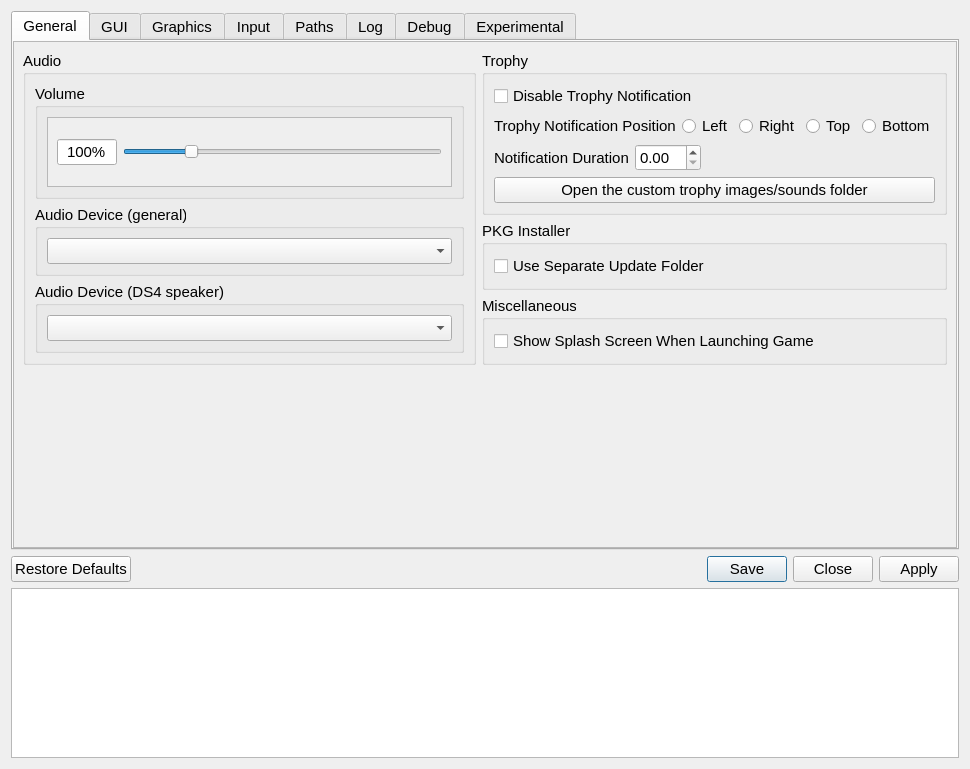
Before: the Qt Designer form src/qt_ui/settings_dialog.ui in rainmakerv3/shadLauncher4, drawn with Qt 5.
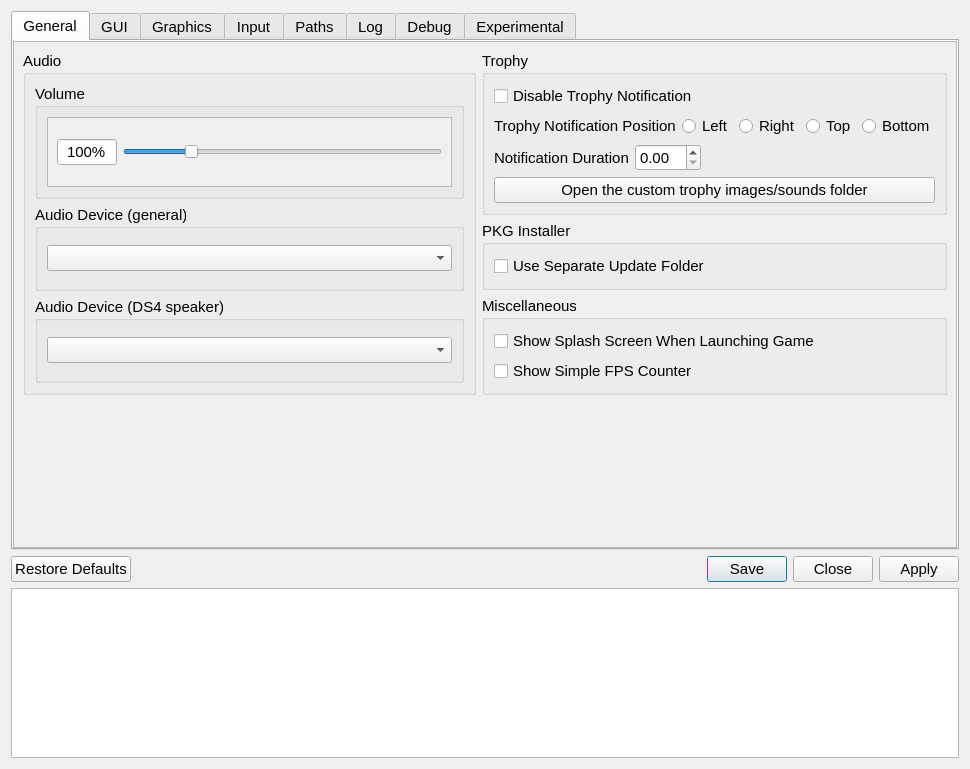
After: the same form once the commit is applied. The open tabs and pages were chosen to show the change. Icons and pictures are not drawn.

Patch:
```diff
--- a/src/qt_ui/settings_dialog.ui
+++ b/src/qt_ui/settings_dialog.ui
@@ -74,8 +74,8 @@
         <rect>
          <x>0</x>
          <y>0</y>
-         <width>946</width>
-         <height>505</height>
+         <width>944</width>
+         <height>506</height>
         </rect>
        </property>
        <layout class="QVBoxLayout" name="generalTabVLayout" stretch="0">
@@ -395,6 +395,13 @@
                  </property>
                 </widget>
                </item>
+               <item>
+                <widget class="QCheckBox" name="showFpsCounterCheckBox">
+                 <property name="text">
+                  <string>Show Simple FPS Counter</string>
+                 </property>
+                </widget>
+               </item>
               </layout>
              </widget>
             </item>
```
Left out of the diff: 34 changed lines with no effect on the pictures.
